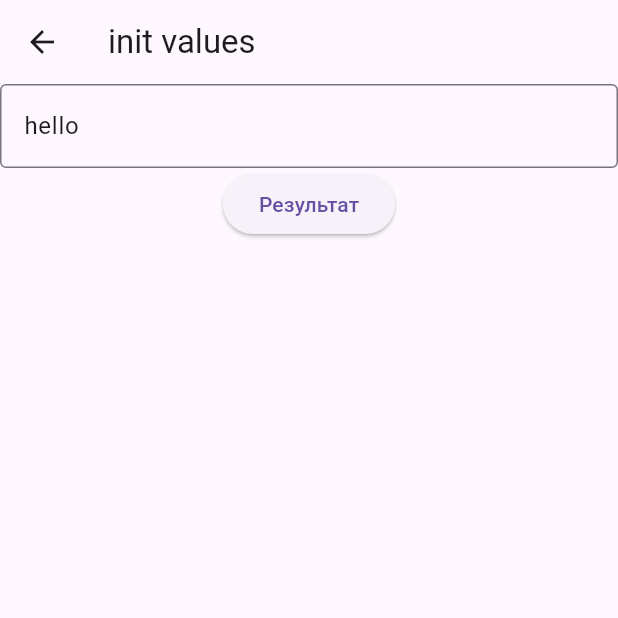
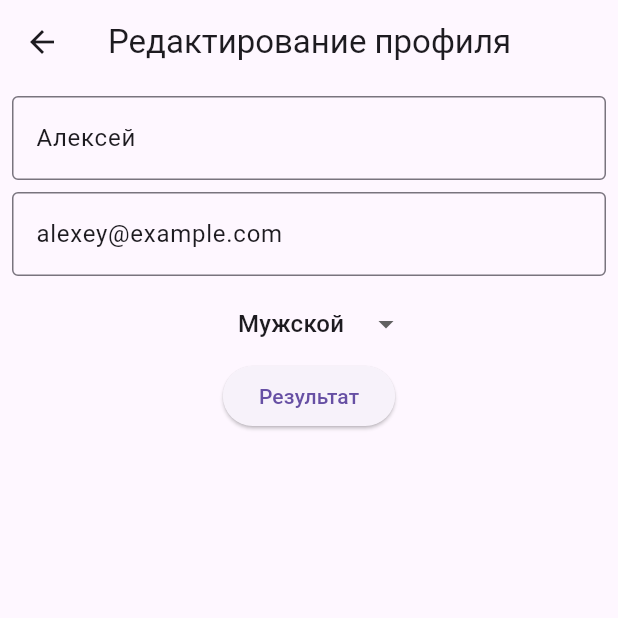
Before and after one commit to Kotelnikovekb/go_form, a Flutter app: the InitValuesPage screen opened directly, after a tap on "Результат", on a phone screen of 412 x 824 dp, the top half of it. Run offline on Flutter 3.47's test engine with Material 3 defaults, Android fonts, the phone set to English and light mode, and no system bars; drawn by our look-alikes of dropdown_button2; our stand-ins replace image_picker, mask_text_input_formatter, webview_flutter; missing offline and left inert: flutter_libphonenumber.

```diff
--- /dev/null
+++ b/example/lib/inputs/go_dropdown_button.dart
@@ -0,0 +1,38 @@
+import 'package:dropdown_button2/dropdown_button2.dart';
+import 'package:flutter/material.dart';
+import 'package:go_form/go_form.dart';
+
+class GoDropdownButton<T> extends FormFieldModelBase<T> {
+  final List<T> items;
+
+  const GoDropdownButton({
+    required super.name,
+    required this.items,
+    super.asyncValidator,
+    super.initialValue,
+    super.validator,
+    super.key,
+
+  });
+
+  @override
+  Widget build(BuildContext context, FieldController<T> controller) {
+    return DropdownButtonHideUnderline(
+      child: DropdownButton2<T>(
+        onChanged: (T? value) {
+          controller.onChange(value);
+        },
+        value: controller.value,
+        items: items
+            .map(
+              (item) => DropdownMenuItem<T>(
+                value: item,
+                child: Text(item.toString()),
+              ),
+            )
+            .toList(),
+      ),
+
+    );
+  }
+}
--- a/example/lib/inputs/root_input.dart
+++ b/example/lib/inputs/root_input.dart
@@ -5,7 +5,7 @@ class RootInput extends TextFormField {
     super.key,
     super.focusNode,
     required void Function(String) super.onChanged,
-    required super.validator,
+    super.validator,
     required super.initialValue,
     required String? errorText,
     Widget? prefixIcon,
--- a/example/lib/main.dart
+++ b/example/lib/main.dart
@@ -1,7 +1,10 @@
 import 'package:flutter/material.dart';
+import 'package:flutter_libphonenumber/flutter_libphonenumber.dart';
 import 'package:go_form_example/pages/home_page.dart';
 
-void main() {
+void main()async{
+  WidgetsFlutterBinding.ensureInitialized();
+  await init();
   runApp(const MyApp());
 }
 
--- a/example/lib/pages/big_list_page.dart
+++ b/example/lib/pages/big_list_page.dart
@@ -44,7 +44,7 @@ class _BigListPageState extends State<BigListPage> {
           controller: _scrollController,
           child: DynamicForm(
             fields: [
-              ...List.generate(10, (index){
+              ...List.generate(50, (index){
                 return GoTextInput(
                   name: 'text$index',
                   label: 'Email',
--- a/example/lib/pages/dynamic_actions_page.dart
+++ b/example/lib/pages/dynamic_actions_page.dart
@@ -100,6 +100,12 @@ class _DynamicActionsPageState extends State<DynamicActionsPage> {
             ),
             ElevatedButton(
               onPressed: () {
+                _formController.setError('text', 'User exist');
+              },
+              child: const Text('Set error'),
+            ),
+            ElevatedButton(
+              onPressed: () {
                 setState(() {
                   _output =
                       'Single value: ${_formController.getFieldValue<String>('text')}';
--- a/example/lib/pages/focus_example_page.dart
+++ b/example/lib/pages/focus_example_page.dart
@@ -26,6 +26,7 @@ class _FocusExamplePageState extends State<FocusExamplePage> {
       appBar: AppBar(title: const Text('Focus Example')),
       body: Padding(
         padding: const EdgeInsets.all(16),
+        child: SingleChildScrollView(
           child: Column(
             children: [
               DynamicForm(
@@ -81,6 +82,7 @@ class _FocusExamplePageState extends State<FocusExamplePage> {
             ],
           ),
         ),
+      ),
     );
   }
 }
--- a/example/lib/pages/init_values_page.dart
+++ b/example/lib/pages/init_values_page.dart
@@ -1,6 +1,7 @@
 import 'package:flutter/material.dart';
 import 'package:go_form/go_form.dart';
 
+import '../inputs/go_dropdown_button.dart';
 import '../inputs/go_dynamic_input.dart';
 
 class InitValuesPage extends StatefulWidget {
@@ -17,23 +18,51 @@ class _InitValuesPageState extends State<InitValuesPage> {
   Widget build(BuildContext context) {
     return Scaffold(
       appBar: AppBar(
-        title: Text('init values'),
+        title: Text('Редактирование профиля'),
       ),
-      body: Column(
+      body: Padding(
+        padding: const EdgeInsets.all(8.0),
+        child: Column(
           children: [
             DynamicForm(
               fields: [
                 GoDynamicInput(
-                name: 'text',
+                  name: 'name',
+                  label: 'Имя',
+                  validator: (val) {
+                    if (val == null || val.isEmpty) {
+                      return 'Пожалуйста, введите имя';
+                    }
+                    return null;
+                  },
+                  initialValue: 'Алексей',
+                ),
+                GoDynamicInput(
+                  name: 'email',
                   label: 'Email',
                   validator: (val) {
                     if (val == null || val.isEmpty) {
-                    return 'Согласись';
+                      return 'Введите email';
+                    }
+                    final emailRegex = RegExp(r'^[\w\.-]+@[\w\.-]+\.\w+$');
+                    if (!emailRegex.hasMatch(val)) {
+                      return 'Некорректный email';
                     }
                     return null;
                   },
-                initialValue: 'hello'
-              )
+                  initialValue: 'alexey@example.com',
+                ),
+                GoDropdownButton(
+                  name: 'gender',
+                  items: ['Мужской', 'Женский', 'Другое'],
+                  initialValue: 'Мужской',
+                  validator: (val) {
+                    if (val == null || val.isEmpty) {
+                      return 'Выберите пол';
+                    }
+                    return null;
+                  },
+                ),
               ],
               controller: _formController,
             ),
@@ -49,6 +78,7 @@ class _InitValuesPageState extends State<InitValuesPage> {
 
           ],
         ),
+      ),
     );
   }
 }
--- a/example/pubspec.yaml
+++ b/example/pubspec.yaml
@@ -31,6 +31,9 @@ dependencies:
   cupertino_icons: ^1.0.8
   mask_text_input_formatter: ^2.9.0
   webview_flutter: ^4.13.0
+  dropdown_button2: ^2.3.9
+  flutter_libphonenumber: ^2.5.1
+
 
 dev_dependencies:
   integration_test:
```
Also changed, not shown: example/lib/forms/login_form.dart (+7 -2 lines), example/lib/inputs/go_password_input.dart (+11 -2 lines), example/lib/pages/async_validator_page.dart (+14 -7 lines), example/lib/pages/phone_and_country.dart (+111 -161 lines), example/pubspec.lock, img_1.png (added), img_2.png (added), img_3.png (added), img_4.png (added). Lines whose indentation alone changed are shown as unchanged.
